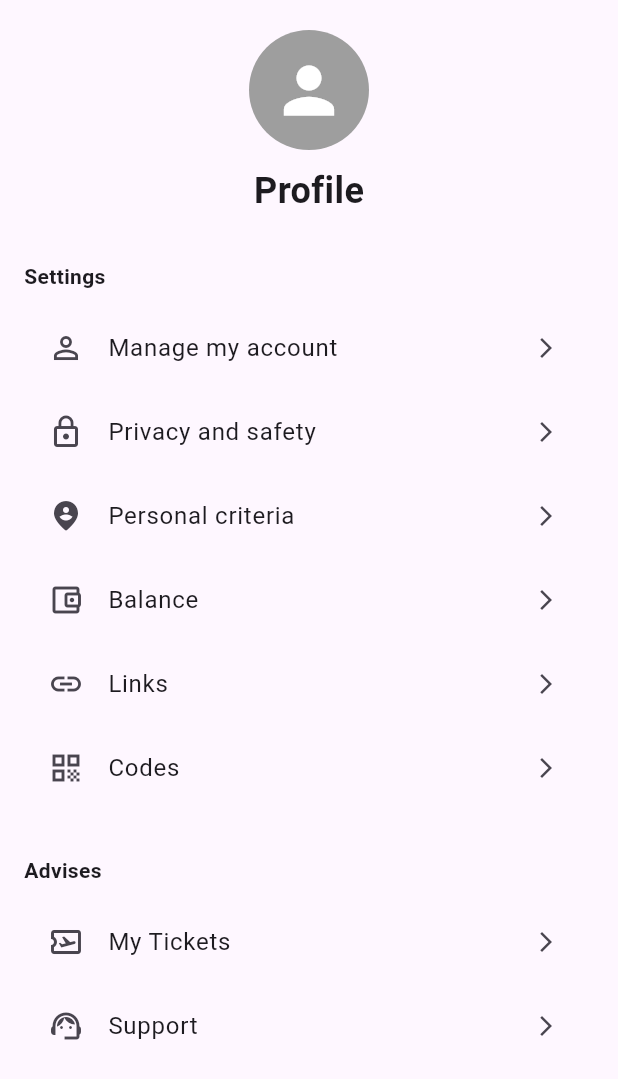
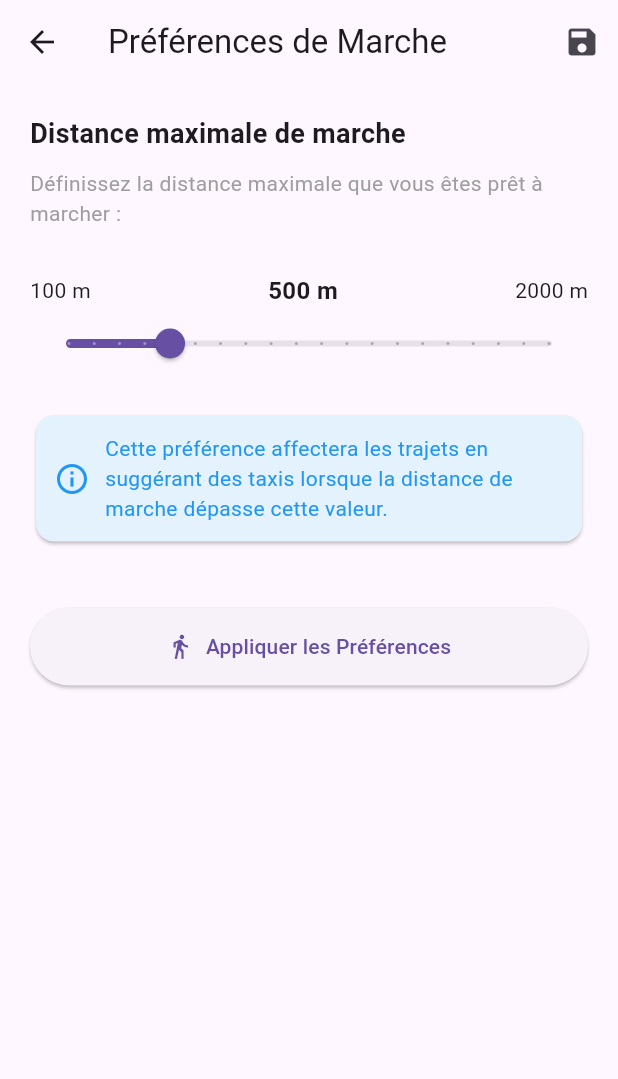
Before and after one commit to SalmaSAGH/YALMA, a Flutter app: the ProfilePage screen opened directly, after a tap on "Personal criteria", on a phone screen of 412 x 824 dp. Shown: the top 1079 px of the screen. Run offline on Flutter 3.47's test engine with Material 3 defaults, Android fonts, the phone set to English and light mode, and no system bars; our stand-ins replace country_code_picker, flutter_typeahead, geolocator, google_maps_flutter, shared_preferences; accounts and stored records are empty.

Commit message:
Adding walk settings

```diff
--- a/lib/screens/ProfilePage.dart
+++ b/lib/screens/ProfilePage.dart
@@ -1,4 +1,5 @@
 import 'package:flutter/material.dart';
+import 'personal_criteria_page.dart'; // Nouvel import
 
 class ProfilePage extends StatelessWidget {
   const ProfilePage({super.key});
@@ -35,7 +36,16 @@ class ProfilePage extends StatelessWidget {
                   const SizedBox(height: 10),
                   _buildListItem(Icons.person_outline, "Manage my account"),
                   _buildListItem(Icons.lock_outline, "Privacy and safety"),
-                  _buildListItem(Icons.person_pin_circle_rounded, "Personal criteria"),
+                  _buildListItem(
+                    Icons.directions_walk,
+                    "Personal criteria",
+                    onTap: () => Navigator.push(
+                      context,
+                      MaterialPageRoute(
+                        builder: (context) => const PersonalCriteriaPage(),
+                      ),
+                    ),
+                  ),
                   _buildListItem(Icons.account_balance_wallet_outlined, "Balance"),
                   _buildListItem(Icons.link, "Links"),
                   _buildListItem(Icons.qr_code, "Codes"),
@@ -53,12 +63,12 @@ class ProfilePage extends StatelessWidget {
     );
   }
 
-  Widget _buildListItem(IconData icon, String title) {
+  Widget _buildListItem(IconData icon, String title, {VoidCallback? onTap}) {
     return ListTile(
       leading: Icon(icon),
       title: Text(title),
       trailing: const Icon(Icons.arrow_forward_ios, size: 16),
-      onTap: () {}, // tu peux ajouter une action ici
+      onTap: onTap ?? () {}, // Utilise le callback fourni ou une fonction vide
     );
   }
 }
--- /dev/null
+++ b/lib/screens/personal_criteria_page.dart
@@ -0,0 +1,132 @@
+import 'package:flutter/material.dart';
+import 'package:shared_preferences/shared_preferences.dart';
+
+class PersonalCriteriaPage extends StatefulWidget {
+  const PersonalCriteriaPage({Key? key}) : super(key: key);
+
+  @override
+  _PersonalCriteriaPageState createState() => _PersonalCriteriaPageState();
+}
+
+class _PersonalCriteriaPageState extends State<PersonalCriteriaPage> {
+  double _maxWalkingDistance = 500.0;
+  bool _isLoading = true;
+
+  @override
+  void initState() {
+    super.initState();
+    _loadPreferences();
+  }
+
+  Future<void> _loadPreferences() async {
+    final prefs = await SharedPreferences.getInstance();
+    setState(() {
+      _maxWalkingDistance = prefs.getDouble('max_walking_distance') ?? 500.0;
+      _isLoading = false;
+    });
+  }
+
+  Future<void> _savePreferences() async {
+    final prefs = await SharedPreferences.getInstance();
+    await prefs.setDouble('max_walking_distance', _maxWalkingDistance);
+
+    ScaffoldMessenger.of(context).showSnackBar(
+      const SnackBar(
+        content: Text('Préférences sauvegardées avec succès!'),
+        duration: Duration(seconds: 2),
+      ),
+    );
+  }
+
+  @override
+  Widget build(BuildContext context) {
+    return Scaffold(
+      appBar: AppBar(
+        title: const Text('Préférences de Marche'),
+        actions: [
+          IconButton(
+            icon: const Icon(Icons.save),
+            onPressed: _savePreferences,
+            tooltip: 'Sauvegarder',
+          ),
+        ],
+      ),
+      body: _isLoading
+          ? const Center(child: CircularProgressIndicator())
+          : SingleChildScrollView(
+        child: Padding(
+          padding: const EdgeInsets.all(20.0),
+          child: Column(
+            crossAxisAlignment: CrossAxisAlignment.start,
+            children: [
+              const Text(
+                'Distance maximale de marche',
+                style: TextStyle(fontSize: 18, fontWeight: FontWeight.bold),
+              ),
+              const SizedBox(height: 10),
+              const Text(
+                'Définissez la distance maximale que vous êtes prêt à marcher :',
+                style: TextStyle(color: Colors.grey),
+              ),
+              const SizedBox(height: 30),
+              Row(
+                mainAxisAlignment: MainAxisAlignment.spaceBetween,
+                children: [
+                  const Text('100 m'),
+                  Text('${_maxWalkingDistance.toInt()} m',
+                      style: const TextStyle(
+                          fontWeight: FontWeight.bold, fontSize: 16)),
+                  const Text('2000 m'),
+                ],
+              ),
+              Slider(
+                value: _maxWalkingDistance,
+                min: 100,
+                max: 2000,
+                divisions: 19,
+                label: '${_maxWalkingDistance.toInt()} mètres',
+                onChanged: (value) {
+                  setState(() {
+                    _maxWalkingDistance = value;
+                  });
+                },
+              ),
+              const SizedBox(height: 20),
+              Card(
+                color: Colors.blue[50],
+                child: Padding(
+                  padding: const EdgeInsets.all(12.0),
+                  child: Row(
+                    children: const [
+                      Icon(Icons.info_outline, color: Colors.blue),
+                      SizedBox(width: 10),
+                      Expanded(
+                        child: Text(
+                          'Cette préférence affectera les trajets en suggérant des taxis lorsque la distance de marche dépasse cette valeur.',
+                          style: TextStyle(color: Colors.blue),
+                        ),
+                      ),
+                    ],
+                  ),
+                ),
+              ),
+              const SizedBox(height: 40), // Espace avant le bouton
+              SizedBox(
+                width: double.infinity,
+                child: ElevatedButton.icon(
+                  icon: const Icon(Icons.directions_walk),
+                  label: const Text('Appliquer les Préférences'),
+                  onPressed: _savePreferences,
+                  style: ElevatedButton.styleFrom(
+                    padding: const EdgeInsets.symmetric(vertical: 16),
+                  ),
+                ),
+              ),
+              SizedBox(height: MediaQuery.of(context).padding.bottom + 20), // Espace pour la barre de navigation
+            ],
+          ),
+        ),
+      ),
+    );
+  }
+}
```
Also changed, not shown: lib/screens/JourneyPage.dart (+36 -1 lines), lib/screens/RouteDetailsPage.dart (+11 -1 lines), lib/screens/transport_step.dart (+4 -6 lines).
